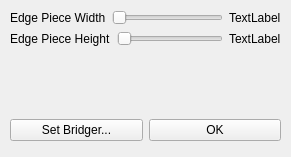
First picture: the form in forms/rimfacepanel.ui, repository TopModLab/Unfolding, before the edit.
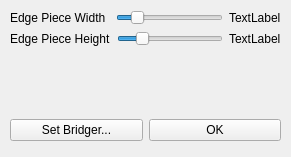
Second picture: the form after the edit.

What changed in the file:
```diff
--- a/forms/rimfacepanel.ui
+++ b/forms/rimfacepanel.ui
@@ -29,6 +29,12 @@
        <layout class="QHBoxLayout" name="horizontalLayout_6">
         <item>
          <widget class="QLabel" name="label">
+          <property name="minimumSize">
+           <size>
+            <width>100</width>
+            <height>0</height>
+           </size>
+          </property>
           <property name="text">
            <string>Edge Piece Width</string>
           </property>
@@ -36,6 +42,12 @@
         </item>
         <item>
          <widget class="QSlider" name="widthSlider">
+          <property name="maximum">
+           <number>100</number>
+          </property>
+          <property name="value">
+           <number>15</number>
+          </property>
           <property name="orientation">
            <enum>Qt::Horizontal</enum>
           </property>
@@ -65,6 +77,12 @@
         </item>
         <item>
          <widget class="QSlider" name="heightSlider">
+          <property name="maximum">
+           <number>100</number>
+          </property>
+          <property name="value">
+           <number>20</number>
+          </property>
           <property name="orientation">
            <enum>Qt::Horizontal</enum>
           </property>
```
Left out of the diff: 18 changed lines with no effect on the pictures.
